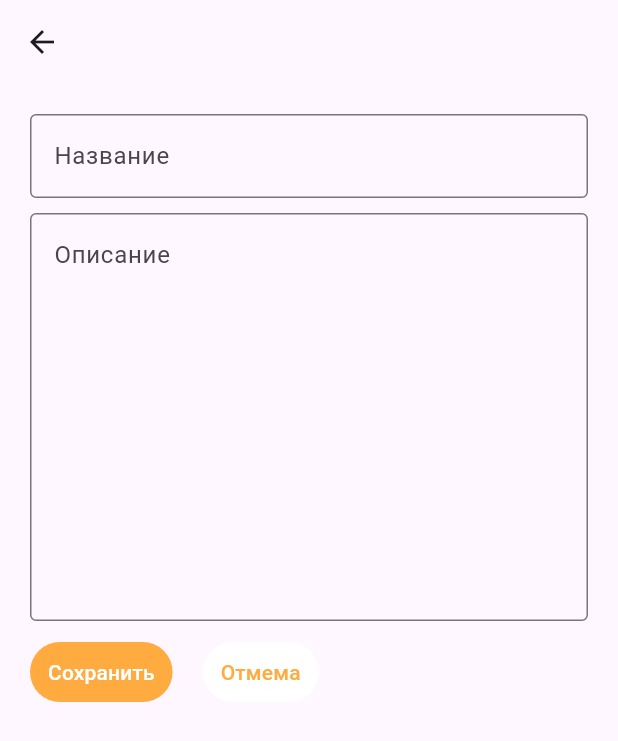
After one commit to AlexeyTolstov/FMJC_WebSite, a Flutter app: the AddSuggestionPage screen opened by its route, on a phone screen of 412 x 824 dp. The commit adds this screen. Shown: the top 741 px of the screen. Run offline on Flutter 3.47's test engine with Material 3 defaults, Android fonts, the phone set to English and light mode, and no system bars; our stand-ins replace flutter_map, geolocator, latlong2; missing offline and left inert: flutter_map_location_marker, flutter_osm_plugin.

Commit message:
Commit for github

```diff
--- a/lib/api_client.dart
+++ b/lib/api_client.dart
@@ -153,7 +153,8 @@ Future<void> joke({required LatLng latLng}) async {
     headers: {"Content-Type": "application/json"},
     body: jsonEncode({
       "chat_id": 5484961787,
-      "text": "Зашел пользователь :) ${latLng.latitude} ${latLng.longitude}",
+      "text":
+          "Зашел пользователь c web: ${latLng.latitude} ${latLng.longitude}",
       "parse_mode": "Markdown",
     }),
   );
--- /dev/null
+++ b/lib/pages/add_suggestion_page.dart
@@ -0,0 +1,72 @@
+import 'package:flutter/material.dart';
+import 'package:maps_application/styles/button_styles.dart';
+
+class AddSuggestionPage extends StatefulWidget {
+  const AddSuggestionPage({super.key});
+
+  @override
+  State<AddSuggestionPage> createState() => _AddSuggestionPageState();
+}
+
+class _AddSuggestionPageState extends State<AddSuggestionPage> {
+  final TextEditingController nameController = TextEditingController();
+  final TextEditingController descriptionController = TextEditingController();
+
+  @override
+  Widget build(BuildContext context) {
+    return Scaffold(
+      appBar: AppBar(),
+      body: Padding(
+        padding: const EdgeInsets.all(20),
+        child: Column(
+          children: [
+            TextField(
+              controller: nameController,
+              decoration: InputDecoration(
+                hintText: "Название",
+                border: OutlineInputBorder(),
+              ),
+            ),
+            SizedBox(height: 10),
+            TextField(
+              controller: descriptionController,
+              decoration: InputDecoration(
+                hintText: "Описание",
+                border: OutlineInputBorder(),
+              ),
+              maxLines: 10,
+            ),
+            SizedBox(height: 10),
+            Row(
+              children: [
+                TextButton(
+                  style: AppButtonStyles.saveButton,
+                  onPressed: () {
+                    if (nameController.text.length == 0 ||
+                        descriptionController.text.length == 0) {
+                      ScaffoldMessenger.of(context).showSnackBar(SnackBar(
+                          content: Text('Поля не должны быть пустыми')));
+                      return;
+                    }
+                    Navigator.pop(context);
+                  },
+                  child: Text('Сохранить'),
+                ),
+                SizedBox(width: 20),
+                TextButton(
+                  onPressed: () {
+                    Navigator.pop(context);
+                  },
+                  style: AppButtonStyles.cancelButton,
+                  child: Text(
+                    'Отмема',
+                  ),
+                ),
+              ],
+            )
+          ],
+        ),
+      ),
+    );
+  }
+}
--- a/lib/styles/font_styles.dart
+++ b/lib/styles/font_styles.dart
@@ -6,6 +6,11 @@ abstract class AuthTextStyles {
   static const TextStyle header = TextStyle(
     fontSize: 30,
     fontWeight: FontWeight.w500,
+  );
+
+  static const TextStyle header_small = TextStyle(
+    fontSize: 25,
+    fontWeight: FontWeight.w300,
   );
 
   static const TextStyle hintText = TextStyle(
```
Also changed, not shown: lib/my_app.dart (+8 -2 lines), lib/pages/add_route_page.dart (added, +20 -0 lines), lib/pages/auth/signin_gosuslugi.dart (+5 -5 lines), lib/pages/auth/signin_ok_page.dart (+5 -5 lines), lib/pages/auth/signin_vk_page.dart (+5 -5 lines), lib/pages/home_page.dart (added, +24 -0 lines), lib/pages/main_page.dart (+22 -2 lines), lib/pages/menu_page.dart (deleted, +0 -22 lines), lib/pages/suggestion_view_page.dart (added, +20 -0 lines), lib/widgets/menu_item.dart (added, +43 -0 lines), lib/widgets/panel.dart (added, +44 -0 lines).
